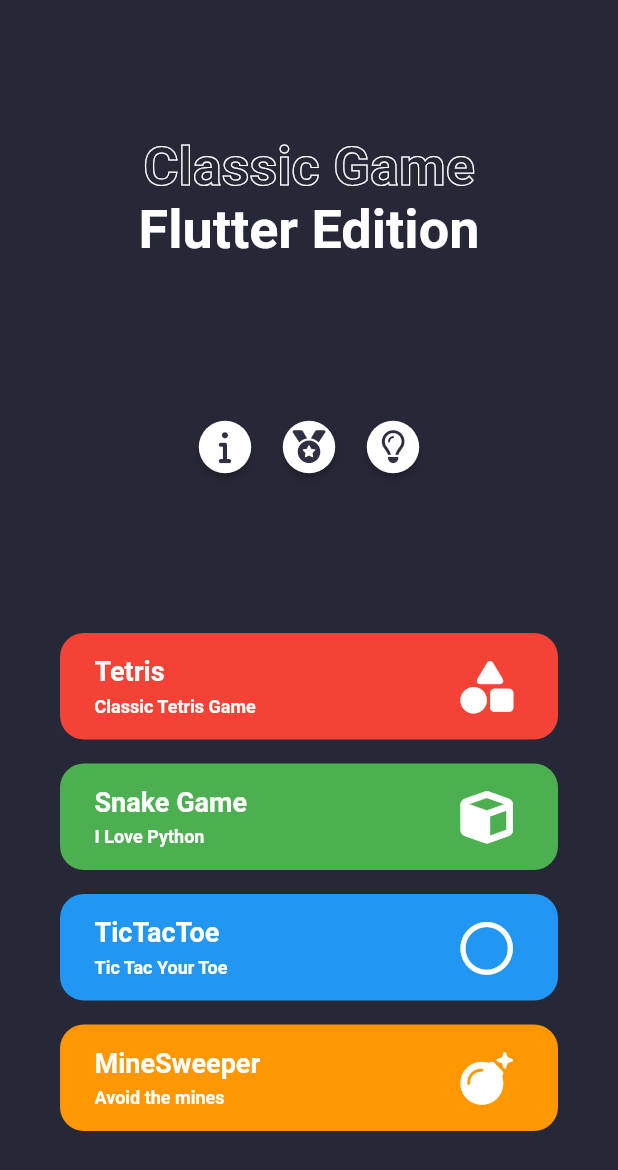
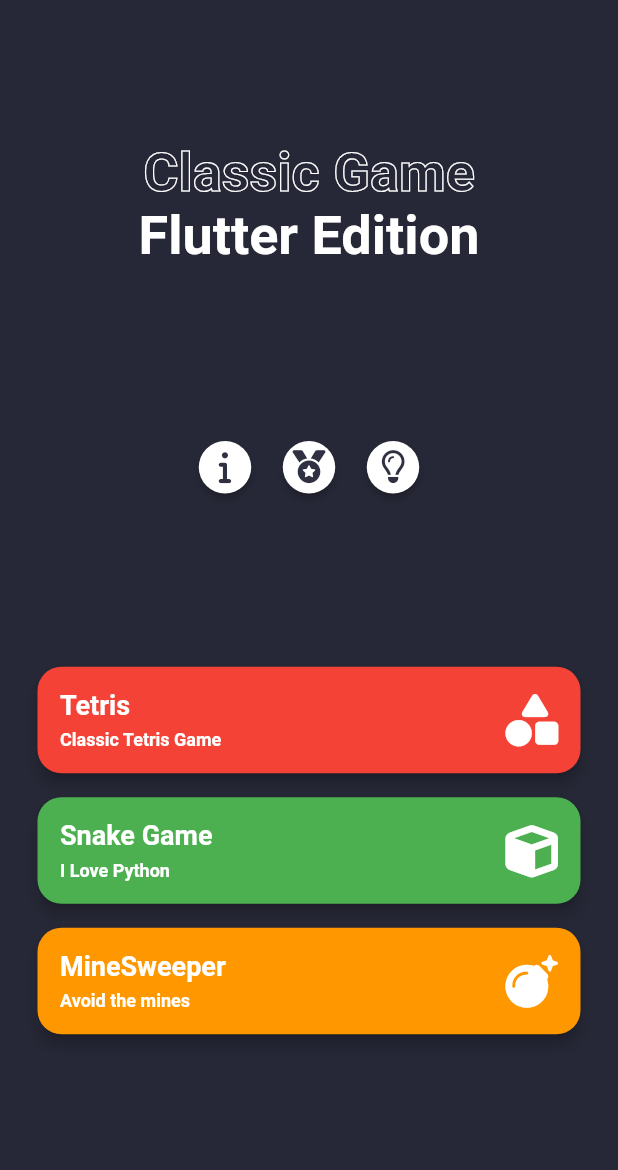
Before and after one commit to Rollerturtle/gamecom, a Flutter app: the screen it shows after launch, on a phone screen of 412 x 824 dp. Shown: the top 1170 px of the screen. Run offline on Flutter 3.47's test engine with Material 2 defaults, Android fonts, the phone set to English and light mode, and no system bars; our stand-ins replace font_awesome_flutter; Roboto replaces fonts that are missing (Manrope).

Commit message:
Updating More Main Menu

```diff
--- a/lib/game_menu.dart
+++ b/lib/game_menu.dart
@@ -1,5 +1,8 @@
 import 'package:flutter/material.dart';
 import 'package:font_awesome_flutter/font_awesome_flutter.dart';
+import 'package:gamecom/games/minesweeper/view.dart';
+import 'package:gamecom/games/snake/snake_name.dart';
+import 'package:gamecom/games/tetris/game_board.dart';
 
 class GameMenu extends StatelessWidget {
   const GameMenu({Key? key}) : super(key: key);
@@ -12,7 +15,7 @@
       color: Color(0xFF272837),
       child: Center(
           child: Padding(
-        padding: const EdgeInsets.fromLTRB(0, 40, 0, 20),
+        padding: const EdgeInsets.fromLTRB(0, 40, 0, 80),
         child: Column(
           mainAxisAlignment: MainAxisAlignment.spaceAround,
           children: [
@@ -53,14 +56,30 @@
             Wrap(
               runSpacing: 16,
               children: [
-                modeButton('Tetris', 'Classic Tetris Game',
-                    FontAwesomeIcons.shapes, Colors.red, width),
-                modeButton('Snake Game', 'I Love Python', FontAwesomeIcons.cube,
-                    Colors.green, width),
-                modeButton('TicTacToe', 'Tic Tac Your Toe',
-                    FontAwesomeIcons.circle, Colors.blue, width),
-                modeButton('MineSweeper', 'Avoid the mines',
-                    FontAwesomeIcons.bomb, Colors.orange, width),
+                modeButton(
+                  'Tetris',
+                  'Classic Tetris Game',
+                  FontAwesomeIcons.shapes,
+                  Colors.red,
+                  width,
+                  context, // Add BuildContext here
+                ),
+                modeButton(
+                  'Snake Game',
+                  'I Love Python',
+                  FontAwesomeIcons.cube,
+                  Colors.green,
+                  width,
+                  context, // Add BuildContext here
+                ),
+                modeButton(
+                  'MineSweeper',
+                  'Avoid the mines',
+                  FontAwesomeIcons.bomb,
+                  Colors.orange,
+                  width,
+                  context, // Add BuildContext here
+                ),
               ],
             ),
           ],
@@ -83,32 +102,51 @@
   );
 }
 
-GestureDetector modeButton(
+ElevatedButton modeButton(
   String title,
   String subtitle,
   IconData icon,
   Color color,
   double width,
+  BuildContext context,
 ) {
-  return GestureDetector(
+  return ElevatedButton(
+    onPressed: () {
+      // Menavigasikan pengguna ke halaman yang sesuai berdasarkan judul game
+      if (title == 'Tetris') {
+        Navigator.push(
+          context,
+          MaterialPageRoute(builder: (context) => GameBoard()),
+        );
+      } else if (title == 'Snake Game') {
+        Navigator.push(
+          context,
+          MaterialPageRoute(builder: (context) => SnakeGame()),
+        );
+      } else if (title == 'MineSweeper') {
+        Navigator.push(
+          context,
+          MaterialPageRoute(builder: (context) => MinesweeperView()),
+        );
+      }
+    },
+    style: ElevatedButton.styleFrom(
+      primary: color,
+      shape: RoundedRectangleBorder(
+        borderRadius: BorderRadius.circular(16),
+      ),
+      padding: EdgeInsets.all(15.0),
+      elevation: 4, // Memberikan elevasi untuk efek bayangan saat ditekan
+    ),
     child: Container(
       width: width,
-      decoration: BoxDecoration(
-        color: color,
-        borderRadius: BorderRadius.all(Radius.circular(16)),
-      ),
       child: Row(
         mainAxisAlignment: MainAxisAlignment.spaceBetween,
         children: [
-          Padding(
-            padding: const EdgeInsets.all(15.0),
-            child: Column(
+          Column(
             crossAxisAlignment: CrossAxisAlignment.start,
             children: [
-                Padding(
-                  padding: const EdgeInsets.only(
-                      left: 8.0), // Padding kiri untuk judul
-                  child: Text(
+              Text(
                 title,
                 style: TextStyle(
                   fontWeight: FontWeight.bold,
@@ -118,10 +156,8 @@
                   fontSize: 18,
                 ),
               ),
-                ),
               Padding(
-                  padding: const EdgeInsets.only(
-                      top: 6.0, left: 8.0), // Padding kiri untuk subjudul
+                padding: const EdgeInsets.only(top: 6.0),
                 child: Text(
                   subtitle,
                   style: TextStyle(
@@ -135,15 +171,11 @@
               ),
             ],
           ),
-          ),
-          Padding(
-            padding: const EdgeInsets.symmetric(horizontal: 30, vertical: 18),
-            child: FaIcon(
+          FaIcon(
             icon,
             size: 35,
             color: Colors.white,
           ),
-          )
         ],
       ),
     ),
--- a/pubspec.yaml
+++ b/pubspec.yaml
@@ -37,6 +37,7 @@
   cupertino_icons: ^1.0.2
   go_router: ^12.1.1
   font_awesome_flutter: ^10.6.0
+  sqflite: ^2.3.0
 
 dev_dependencies:
   flutter_test:
```
Also changed, not shown: lib/games/minesweeper/view.dart (+7 -7 lines), pubspec.lock, 1 other file. Lines whose indentation alone changed are shown as unchanged.
